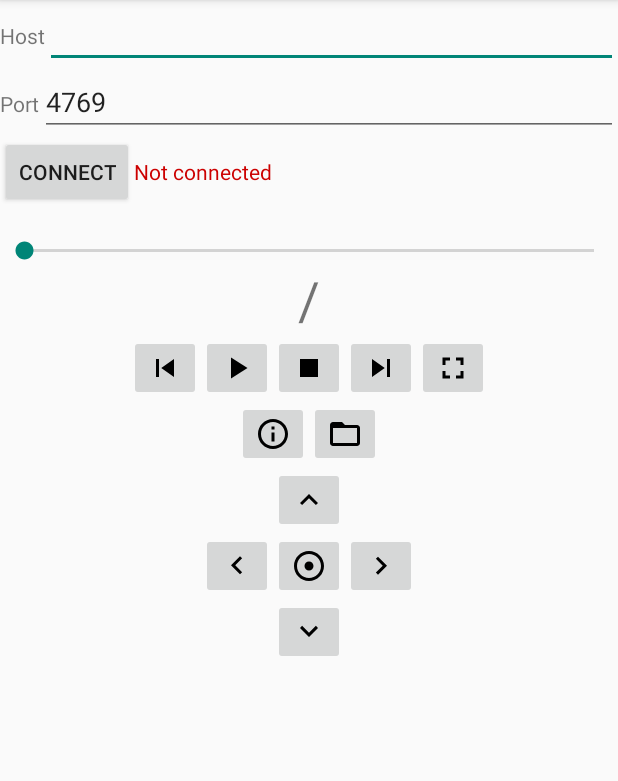
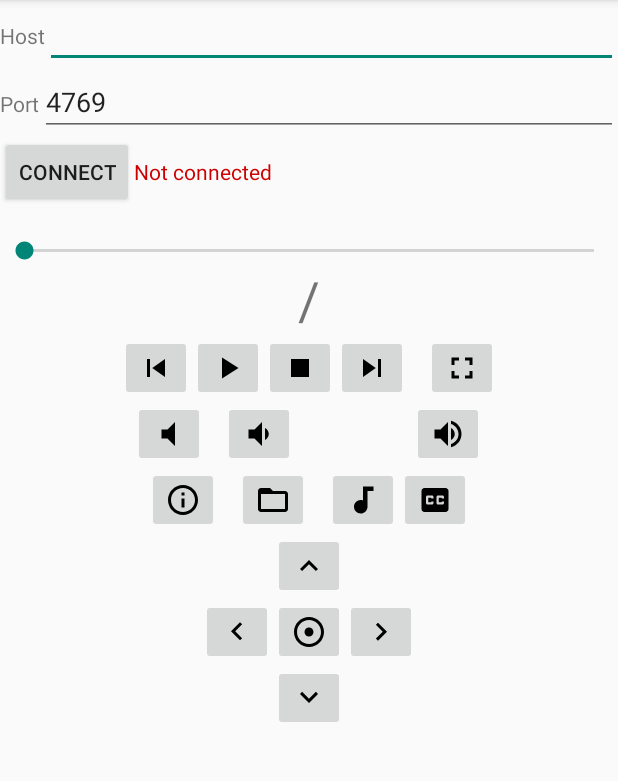
Before and after one commit to madfist/zp-remote, an Android app: the screen it shows after launch (MainActivity), on a phone screen of 412 x 824 dp, the part 84-865 px from its top. Run offline under Robolectric (Android 15) with nearby library versions, the phone set to English and light mode, and no system bars.

Commit message:
Add volume, audio and subtitle controls

```diff
--- a/app/src/main/java/com/madfist/zpremote/MainActivity.java
+++ b/app/src/main/java/com/madfist/zpremote/MainActivity.java
@@ -40,6 +40,7 @@ public class MainActivity extends Activity {
         zoomPlayer.setPositionListener(positionListener);
         zoomPlayer.setPlayStateListener(playStateListener);
         zoomPlayer.setFullscreenStateListener(fullscreenStateListener);
+        zoomPlayer.setVolumeListener(volumeListener);
 
         settingsFragment = new SettingsFragment();
         positionHandler = new Handler();
@@ -117,6 +118,41 @@ public class MainActivity extends Activity {
             @Override
             public void onClick(View view) {
                 zoomPlayer.fullscreen();
+            }
+        });
+
+        bindImageButton(R.id.button_mute, new View.OnClickListener() {
+            @Override
+            public void onClick(View view) {
+                zoomPlayer.mute();
+            }
+        });
+
+        bindImageButton(R.id.button_volume_down, new View.OnClickListener() {
+            @Override
+            public void onClick(View view) {
+                zoomPlayer.volumeDown();
+            }
+        });
+
+        bindImageButton(R.id.button_volume_up, new View.OnClickListener() {
+            @Override
+            public void onClick(View view) {
+                zoomPlayer.volumeUp();
+            }
+        });
+
+        bindImageButton(R.id.button_audio, new View.OnClickListener() {
+            @Override
+            public void onClick(View view) {
+                zoomPlayer.changeAudio();
+            }
+        });
+
+        bindImageButton(R.id.button_subtitle, new View.OnClickListener() {
+            @Override
+            public void onClick(View view) {
+                zoomPlayer.changeSubtitle();
             }
         });
 
@@ -273,6 +309,8 @@ public class MainActivity extends Activity {
                 }
             });
             zoomPlayer.getPosition();
+            zoomPlayer.getVolume();
+            zoomPlayer.initAudioAndSubtitles();
             runOnUiThread(new Runnable() {
                 @Override
                 public void run() {
@@ -362,4 +400,17 @@ public class MainActivity extends Activity {
             });
         }
     };
+
+    private MessageListener volumeListener = new MessageListener(MessageListener.KEEP) {
+        @Override
+        public void onMessageReceived(final String msg) {
+            runOnUiThread(new Runnable() {
+                @Override
+                public void run() {
+                    TextView volumeText = findViewById(R.id.text_volume);
+                    volumeText.setText(msg + "%");
+                }
+            });
+        }
+    };
 }
--- a/app/src/main/java/com/madfist/zpremote/controller/MessageListener.java
+++ b/app/src/main/java/com/madfist/zpremote/controller/MessageListener.java
@@ -7,7 +7,7 @@ import java.util.Locale;
  */
 public abstract class MessageListener {
     public interface Finisher {
-        void finish();
+        void finish(String msg);
     }
     public static final boolean KEEP = true;
     public static final boolean DO_NOT_KEEP = false;
--- /dev/null
+++ b/app/src/main/res/drawable/ic_audiotrack_black_24dp.xml
@@ -0,0 +1,9 @@
+<vector xmlns:android="http://schemas.android.com/apk/res/android"
+        android:width="24dp"
+        android:height="24dp"
+        android:viewportWidth="24.0"
+        android:viewportHeight="24.0">
+    <path
+        android:fillColor="#FF000000"
+        android:pathData="M12,3v9.28c-0.47,-0.17 -0.97,-0.28 -1.5,-0.28C8.01,12 6,14.01 6,16.5S8.01,21 10.5,21c2.31,0 4.2,-1.75 4.45,-4H15V6h4V3h-7z"/>
+</vector>
--- /dev/null
+++ b/app/src/main/res/drawable/ic_closed_caption_black_24dp.xml
@@ -0,0 +1,9 @@
+<vector xmlns:android="http://schemas.android.com/apk/res/android"
+        android:width="24dp"
+        android:height="24dp"
+        android:viewportWidth="24.0"
+        android:viewportHeight="24.0">
+    <path
+        android:fillColor="#FF000000"
+        android:pathData="M19,4L5,4c-1.11,0 -2,0.9 -2,2v12c0,1.1 0.89,2 2,2h14c1.1,0 2,-0.9 2,-2L21,6c0,-1.1 -0.9,-2 -2,-2zM11,11L9.5,11v-0.5h-2v3h2L9.5,13L11,13v1c0,0.55 -0.45,1 -1,1L7,15c-0.55,0 -1,-0.45 -1,-1v-4c0,-0.55 0.45,-1 1,-1h3c0.55,0 1,0.45 1,1v1zM18,11h-1.5v-0.5h-2v3h2L16.5,13L18,13v1c0,0.55 -0.45,1 -1,1h-3c-0.55,0 -1,-0.45 -1,-1v-4c0,-0.55 0.45,-1 1,-1h3c0.55,0 1,0.45 1,1v1z"/>
+</vector>
--- /dev/null
+++ b/app/src/main/res/drawable/ic_volume_down_black_24dp.xml
@@ -0,0 +1,9 @@
+<vector xmlns:android="http://schemas.android.com/apk/res/android"
+        android:width="24dp"
+        android:height="24dp"
+        android:viewportWidth="24.0"
+        android:viewportHeight="24.0">
+    <path
+        android:fillColor="#FF000000"
+        android:pathData="M18.5,12c0,-1.77 -1.02,-3.29 -2.5,-4.03v8.05c1.48,-0.73 2.5,-2.25 2.5,-4.02zM5,9v6h4l5,5V4L9,9H5z"/>
+</vector>
--- /dev/null
+++ b/app/src/main/res/drawable/ic_volume_mute_black_24dp.xml
@@ -0,0 +1,9 @@
+<vector xmlns:android="http://schemas.android.com/apk/res/android"
+        android:width="24dp"
+        android:height="24dp"
+        android:viewportWidth="24.0"
+        android:viewportHeight="24.0">
+    <path
+        android:fillColor="#FF000000"
+        android:pathData="M7,9v6h4l5,5V4l-5,5H7z"/>
+</vector>
--- /dev/null
+++ b/app/src/main/res/drawable/ic_volume_up_black_24dp.xml
@@ -0,0 +1,9 @@
+<vector xmlns:android="http://schemas.android.com/apk/res/android"
+        android:width="24dp"
+        android:height="24dp"
+        android:viewportWidth="24.0"
+        android:viewportHeight="24.0">
+    <path
+        android:fillColor="#FF000000"
+        android:pathData="M3,9v6h4l5,5L12,4L7,9L3,9zM16.5,12c0,-1.77 -1.02,-3.29 -2.5,-4.03v8.05c1.48,-0.73 2.5,-2.25 2.5,-4.02zM14,3.23v2.06c2.89,0.86 5,3.54 5,6.71s-2.11,5.85 -5,6.71v2.06c4.01,-0.91 7,-4.49 7,-8.77s-2.99,-7.86 -7,-8.77z"/>
+</vector>
--- a/app/src/main/res/layout/activity_main.xml
+++ b/app/src/main/res/layout/activity_main.xml
@@ -108,6 +108,9 @@
             android:layout_height="wrap_content"
             android:contentDescription="@string/button_next"
             android:src="@drawable/ic_skip_next_black_24dp" />
+        <Space
+            android:layout_width="12dp"
+            android:layout_height="wrap_content" />
         <ImageButton
             android:id="@+id/button_fullscreen"
             android:layout_width="wrap_content"
@@ -121,17 +124,69 @@
         android:orientation="horizontal"
         android:gravity="center">
         <ImageButton
+            android:id="@+id/button_mute"
+            android:layout_width="wrap_content"
+            android:layout_height="wrap_content"
+            android:contentDescription="@string/button_mute"
+            android:src="@drawable/ic_volume_mute_black_24dp" />
+        <Space
+            android:layout_width="12dp"
+            android:layout_height="wrap_content" />
+        <ImageButton
+            android:id="@+id/button_volume_down"
+            android:layout_width="wrap_content"
+            android:layout_height="wrap_content"
+            android:contentDescription="@string/button_volume_down"
+            android:src="@drawable/ic_volume_down_black_24dp" />
+        <TextView
+            android:id="@+id/text_volume"
+            android:layout_width="wrap_content"
+            android:layout_height="wrap_content"
+            android:minEms="3"
+            android:textSize="10pt"
+            android:textAlignment="center"/>
+        <ImageButton
+            android:id="@+id/button_volume_up"
+            android:layout_width="wrap_content"
+            android:layout_height="wrap_content"
+            android:contentDescription="@string/button_volume_up"
+            android:src="@drawable/ic_volume_up_black_24dp" />
+    </LinearLayout>
+    <LinearLayout
+        android:layout_width="match_parent"
+        android:layout_height="wrap_content"
+        android:orientation="horizontal"
+        android:gravity="center">
+        <ImageButton
             android:id="@+id/button_control_bar"
             android:layout_width="wrap_content"
             android:layout_height="wrap_content"
             android:contentDescription="@string/button_control_bar"
             android:src="@drawable/ic_info_outline_black_24dp" />
+        <Space
+            android:layout_width="12dp"
+            android:layout_height="wrap_content" />
         <ImageButton
             android:id="@+id/button_navigator"
             android:layout_width="wrap_content"
             android:layout_height="wrap_content"
             android:contentDescription="@string/button_navigator"
             android:src="@drawable/ic_folder_open_black_24dp" />
+        <Space
+            android:layout_width="12dp"
+            android:layout_height="wrap_content" />
+        <ImageButton
+            android:id="@+id/button_audio"
+            android:layout_width="wrap_content"
+            android:layout_height="wrap_content"
+            android:contentDescription="@string/button_audio"
+            android:src="@drawable/ic_audiotrack_black_24dp" />
+        <ImageButton
+            android:id="@+id/button_subtitle"
+            android:layout_width="wrap_content"
+            android:layout_height="wrap_content"
+            android:contentDescription="@string/button_subtitle"
+            android:src="@drawable/ic_closed_caption_black_24dp" />
     </LinearLayout>
     <ImageButton
         android:id="@+id/button_up"
--- a/app/src/main/res/values/strings.xml
+++ b/app/src/main/res/values/strings.xml
@@ -12,6 +12,11 @@
     <string name="button_prev">Previous</string>
     <string name="button_next">Next</string>
     <string name="button_fullscreen">Fullscreen</string>
+    <string name="button_mute">Mute</string>
+    <string name="button_volume_down">Volume Down</string>
+    <string name="button_volume_up">Volume Up</string>
+    <string name="button_audio">Audio Track</string>
+    <string name="button_subtitle">Subtitle Track</string>
     <string name="button_control_bar">Control Bar</string>
     <string name="button_navigator">Navigator</string>
     <string name="button_up">Up</string>
```
Also changed, not shown: app/src/main/java/com/madfist/zpremote/controller/ZoomPlayer.java (+98 -3 lines).
